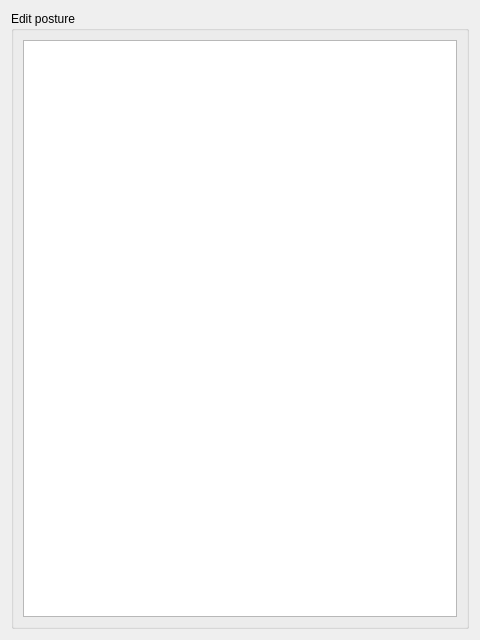
This is GUI/SideWidgetComponents/EditPosture.ui in istee/cor3d as Qt 5 draws it before an edit. The edited form follows.
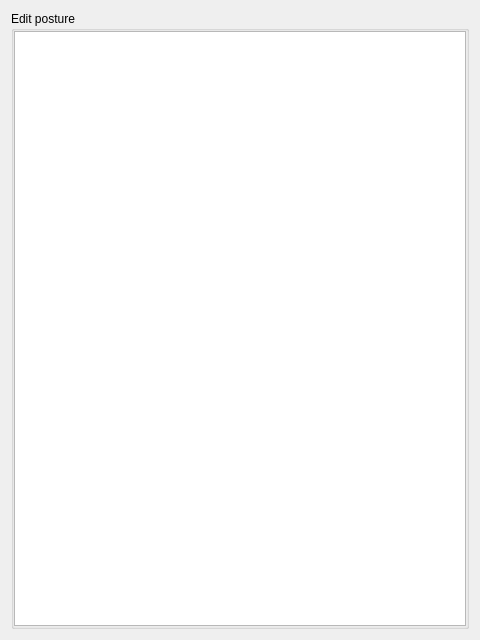
This is the edited form. Custom widgets are drawn as their Qt base class.

Commit message: posture tab almost finished (only joint list change update left)

Diff of the .ui file:
```diff
--- a/GUI/SideWidgetComponents/EditPosture.ui
+++ b/GUI/SideWidgetComponents/EditPosture.ui
@@ -20,8 +20,11 @@
       <string>Edit posture</string>
      </property>
      <layout class="QVBoxLayout" name="verticalLayout">
+      <property name="margin">
+       <number>0</number>
+      </property>
       <item>
-       <widget class="QTreeWidget" name="treeWidget">
+       <widget class="TreeWidgetExtension" name="postureJointTreeWidget">
         <property name="headerHidden">
          <bool>true</bool>
         </property>
@@ -44,6 +47,11 @@
    <header>GUI/SideWidgetComponents/SideWidgetGroupBox.h</header>
    <container>1</container>
   </customwidget>
+  <customwidget>
+   <class>TreeWidgetExtension</class>
+   <extends>QTreeWidget</extends>
+   <header>GUI/WidgetExtensions/TreeWidgetExtension.h</header>
+  </customwidget>
  </customwidgets>
  <resources/>
  <connections/>
```
The commit also changes 25 other files.
